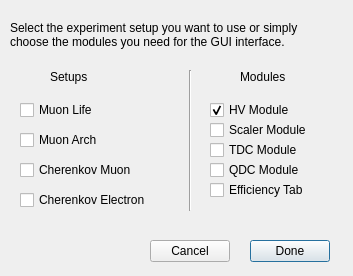
The window that form/dialogsetupinterface.ui (lpetre-ulb/LeoDAQ) describes before a commit, drawn with Qt 5.
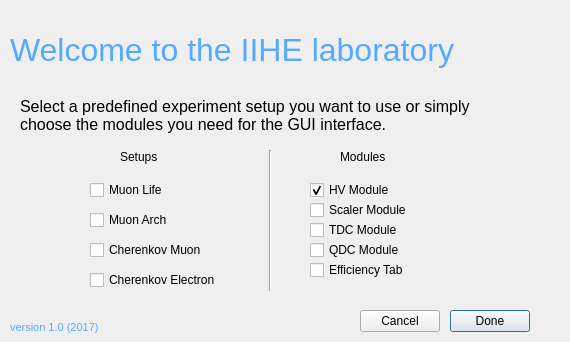
The same window after the commit.

Commit message: Fix tdc and change color background

The edit to the form file:
```diff
--- a/form/dialogsetupinterface.ui
+++ b/form/dialogsetupinterface.ui
@@ -6,18 +6,21 @@
    <rect>
     <x>0</x>
     <y>0</y>
-    <width>353</width>
-    <height>276</height>
+    <width>570</width>
+    <height>342</height>
    </rect>
   </property>
   <property name="windowTitle">
    <string>Dialog</string>
   </property>
+  <property name="autoFillBackground">
+   <bool>false</bool>
+  </property>
   <widget class="QCheckBox" name="checkBox_hv_module">
    <property name="geometry">
     <rect>
-     <x>210</x>
-     <y>100</y>
+     <x>310</x>
+     <y>180</y>
      <width>111</width>
      <height>20</height>
     </rect>
@@ -32,8 +35,8 @@
   <widget class="QPushButton" name="pushButton_done">
    <property name="geometry">
     <rect>
-     <x>250</x>
-     <y>240</y>
+     <x>450</x>
+     <y>310</y>
      <width>80</width>
      <height>22</height>
     </rect>
@@ -45,8 +48,8 @@
   <widget class="QPushButton" name="pushButton_cancel">
    <property name="geometry">
     <rect>
-     <x>150</x>
-     <y>240</y>
+     <x>360</x>
+     <y>310</y>
      <width>80</width>
      <height>22</height>
     </rect>
@@ -58,8 +61,8 @@
   <widget class="QCheckBox" name="checkBox_scaler_module">
    <property name="geometry">
     <rect>
-     <x>210</x>
-     <y>120</y>
+     <x>310</x>
+     <y>200</y>
      <width>121</width>
      <height>20</height>
     </rect>
@@ -71,8 +74,8 @@
   <widget class="QCheckBox" name="checkBox_tdc_module">
    <property name="geometry">
     <rect>
-     <x>210</x>
-     <y>140</y>
+     <x>310</x>
+     <y>220</y>
      <width>101</width>
      <height>20</height>
     </rect>
@@ -84,8 +87,8 @@
   <widget class="QCheckBox" name="checkBox_qdc_module">
    <property name="geometry">
     <rect>
-     <x>210</x>
-     <y>160</y>
+     <x>310</x>
+     <y>240</y>
      <width>121</width>
      <height>20</height>
     </rect>
@@ -97,8 +100,8 @@
   <widget class="QCheckBox" name="checkBox_efficiency_tab">
    <property name="geometry">
     <rect>
-     <x>210</x>
-     <y>180</y>
+     <x>310</x>
+     <y>260</y>
      <width>111</width>
      <height>20</height>
     </rect>
@@ -110,21 +113,21 @@
   <widget class="QLabel" name="label">
    <property name="geometry">
     <rect>
-     <x>10</x>
-     <y>10</y>
-     <width>341</width>
+     <x>20</x>
+     <y>90</y>
+     <width>531</width>
      <height>51</height>
     </rect>
    </property>
    <property name="text">
-    <string>&lt;html&gt;&lt;head/&gt;&lt;body&gt;&lt;p align=&quot;justify&quot;&gt;Select the experiment setup you want to use or simply&lt;br/&gt;choose the modules you need for the GUI interface.&lt;/p&gt;&lt;/body&gt;&lt;/html&gt;</string>
+    <string>&lt;html&gt;&lt;head/&gt;&lt;body&gt;&lt;p align=&quot;justify&quot;&gt;&lt;span style=&quot; font-size:12pt;&quot;&gt;Select a predefined experiment setup you want to use or simply&lt;br/&gt;choose the modules you need for the GUI interface.&lt;/span&gt;&lt;/p&gt;&lt;/body&gt;&lt;/html&gt;</string>
    </property>
   </widget>
   <widget class="QCheckBox" name="checkBox_muon_life">
    <property name="geometry">
     <rect>
-     <x>20</x>
-     <y>100</y>
+     <x>90</x>
+     <y>180</y>
      <width>111</width>
      <height>20</height>
     </rect>
@@ -136,8 +139,8 @@
   <widget class="QCheckBox" name="checkBox_cosmic_muon">
    <property name="geometry">
     <rect>
-     <x>20</x>
-     <y>130</y>
+     <x>90</x>
+     <y>210</y>
      <width>141</width>
      <height>20</height>
     </rect>
@@ -149,8 +152,8 @@
   <widget class="QCheckBox" name="checkBox_cherenkov_muon">
    <property name="geometry">
     <rect>
-     <x>20</x>
-     <y>160</y>
+     <x>90</x>
+     <y>240</y>
      <width>151</width>
      <height>20</height>
     </rect>
@@ -162,8 +165,8 @@
   <widget class="QCheckBox" name="checkBox_cherenkov_electron">
    <property name="geometry">
     <rect>
-     <x>20</x>
-     <y>190</y>
+     <x>90</x>
+     <y>270</y>
      <width>161</width>
      <height>20</height>
     </rect>
@@ -175,8 +178,8 @@
   <widget class="Line" name="line">
    <property name="geometry">
     <rect>
-     <x>180</x>
-     <y>70</y>
+     <x>260</x>
+     <y>150</y>
      <width>20</width>
      <height>141</height>
     </rect>
@@ -188,8 +191,8 @@
   <widget class="QLabel" name="label_2">
    <property name="geometry">
     <rect>
-     <x>240</x>
-     <y>70</y>
+     <x>340</x>
+     <y>150</y>
      <width>59</width>
      <height>14</height>
     </rect>
@@ -201,8 +204,8 @@
   <widget class="QLabel" name="label_3">
    <property name="geometry">
     <rect>
-     <x>50</x>
-     <y>70</y>
+     <x>120</x>
+     <y>150</y>
      <width>59</width>
      <height>14</height>
     </rect>
@@ -211,6 +214,32 @@
     <string>Setups</string>
    </property>
   </widget>
+  <widget class="QLabel" name="label_4">
+   <property name="geometry">
+    <rect>
+     <x>10</x>
+     <y>20</y>
+     <width>511</width>
+     <height>61</height>
+    </rect>
+   </property>
+   <property name="text">
+    <string>&lt;html&gt;&lt;head/&gt;&lt;body&gt;&lt;p&gt;&lt;span style=&quot; font-size:24pt; color:#55aaff;&quot;&gt;Welcome to the IIHE laboratory&lt;/span&gt;&lt;/p&gt;&lt;/body&gt;&lt;/html&gt;</string>
+   </property>
+  </widget>
+  <widget class="QLabel" name="label_5">
+   <property name="geometry">
+    <rect>
+     <x>10</x>
+     <y>320</y>
+     <width>121</width>
+     <height>16</height>
+    </rect>
+   </property>
+   <property name="text">
+    <string>&lt;html&gt;&lt;head/&gt;&lt;body&gt;&lt;p&gt;&lt;span style=&quot; font-size:8pt; color:#55aaff;&quot;&gt;version 1.0 (2017)&lt;/span&gt;&lt;/p&gt;&lt;/body&gt;&lt;/html&gt;</string>
+   </property>
+  </widget>
  </widget>
  <resources/>
  <connections/>
```
The commit also changes 10 other files.
